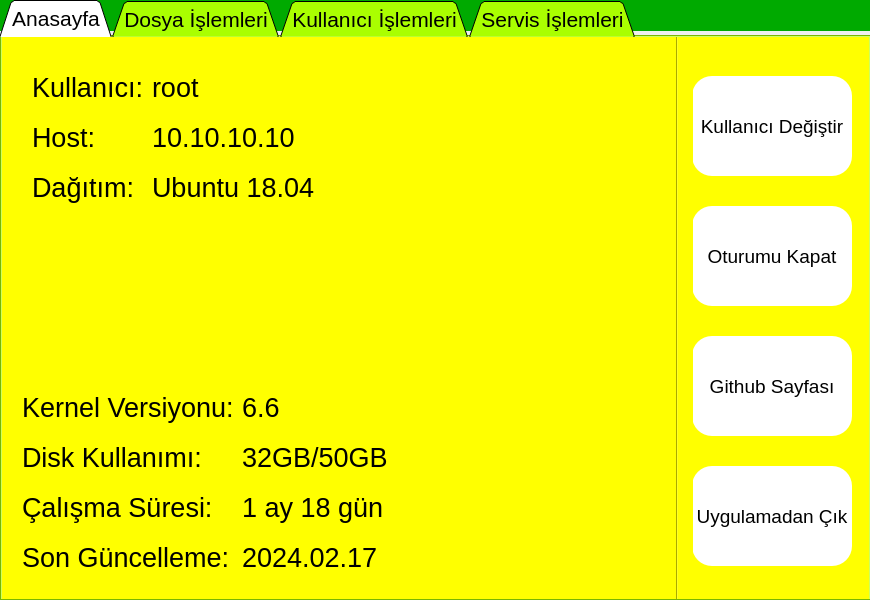
Above: MainGUI.ui from Slmdlgl40/LinuxSystemManagement before the change. Below: the same form after it.
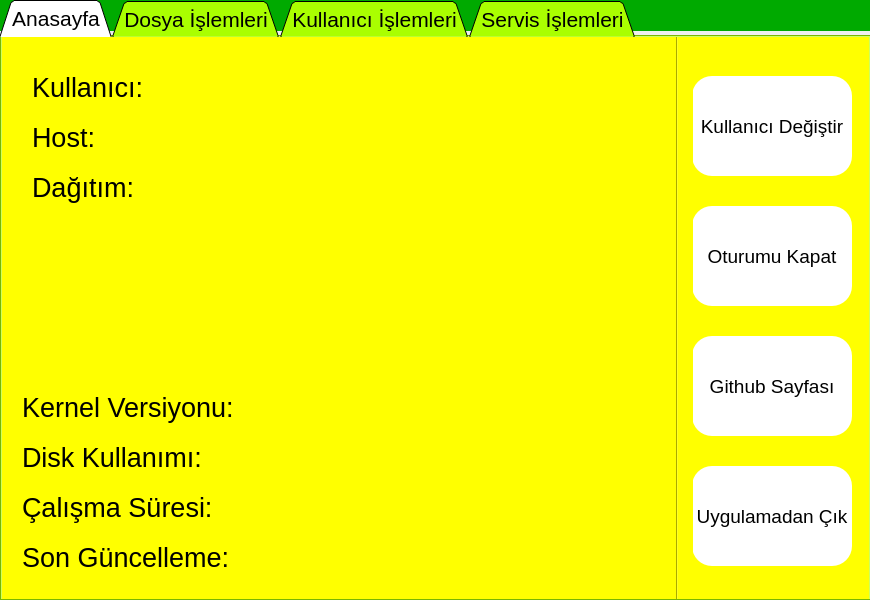
That is the form after the change. Icons and pictures are not drawn.

```diff
--- a/MainGUI.ui
+++ b/MainGUI.ui
@@ -135,7 +135,7 @@
         </font>
        </property>
        <property name="text">
-        <string>root</string>
+        <string/>
        </property>
       </widget>
       <widget class="QLabel" name="label_host">
@@ -153,7 +153,7 @@
         </font>
        </property>
        <property name="text">
-        <string>10.10.10.10</string>
+        <string/>
        </property>
       </widget>
       <widget class="QLabel" name="label_3">
@@ -189,7 +189,7 @@
         </font>
        </property>
        <property name="text">
-        <string>Ubuntu 18.04</string>
+        <string/>
        </property>
       </widget>
       <widget class="QWidget" name="widget_7" native="true">
@@ -450,7 +450,7 @@
         </font>
        </property>
        <property name="text">
-        <string>6.6</string>
+        <string/>
        </property>
       </widget>
       <widget class="QLabel" name="label_disk">
@@ -468,7 +468,7 @@
         </font>
        </property>
        <property name="text">
-        <string>32GB/50GB</string>
+        <string/>
        </property>
       </widget>
       <widget class="QLabel" name="label_runtime">
@@ -486,7 +486,7 @@
         </font>
        </property>
        <property name="text">
-        <string>1 ay 18 gün</string>
+        <string/>
        </property>
       </widget>
       <widget class="QLabel" name="label_update">
@@ -504,7 +504,7 @@
         </font>
        </property>
        <property name="text">
-        <string>2024.02.17</string>
+        <string/>
        </property>
       </widget>
      </widget>
```
